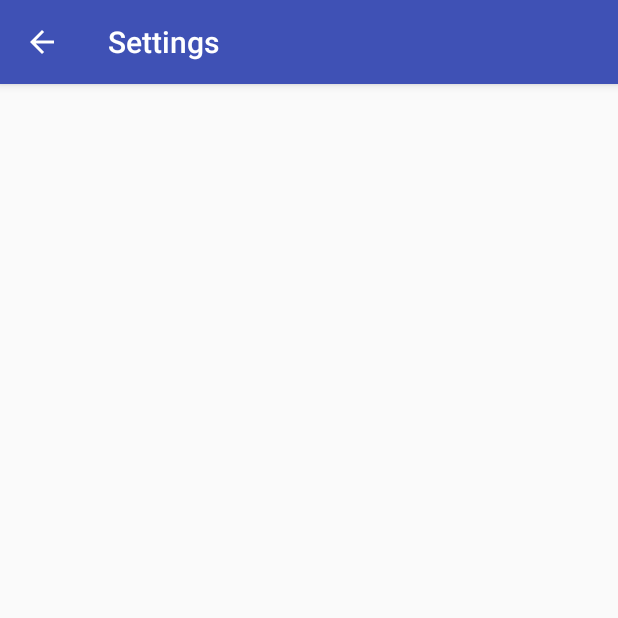
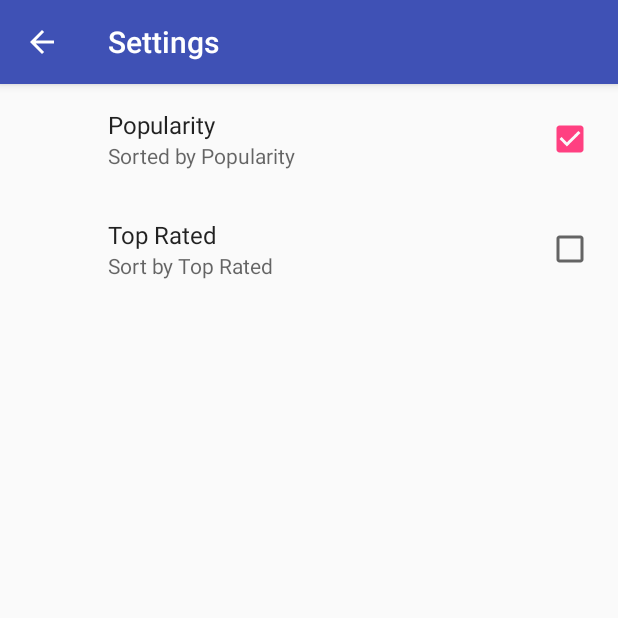
Before and after one commit to Warbeleth/popularmovies_stage2, an Android app: the SettingsActivity screen opened directly, with no data from a screen before it, on a phone screen of 412 x 824 dp, the top half of it. Run offline under Robolectric (Android 15) with nearby library versions, the phone set to English and light mode, and no system bars; our stand-ins replace androidx.preference.

Commit message:
Incremental Progress!
SettingsFragment.java
*Populated initial functions and fields for SettingsFragment

activity_settings.xml
*Modified settings to be a fragment in place of a constraint layout.

movie_type_preference.xml
*Added summary off fields.

```diff
--- a/app/src/main/java/com/weeturretstudio/warbeleth/android/popularmovies/SettingsFragment.java
+++ b/app/src/main/java/com/weeturretstudio/warbeleth/android/popularmovies/SettingsFragment.java
@@ -1,11 +1,54 @@
 package com.weeturretstudio.warbeleth.android.popularmovies;
 
+import android.content.SharedPreferences;
 import android.os.Bundle;
+import android.support.v7.preference.CheckBoxPreference;
 import android.support.v7.preference.PreferenceFragmentCompat;
+import android.support.v7.preference.Preference;
+import android.util.Log;
 
-public class SettingsFragment extends PreferenceFragmentCompat {
+public class SettingsFragment extends PreferenceFragmentCompat implements
+        SharedPreferences.OnSharedPreferenceChangeListener, Preference.OnPreferenceChangeListener {
     @Override
     public void onCreatePreferences(Bundle savedInstanceState, String rootKey) {
+        addPreferencesFromResource(R.xml.movie_type_preference);
 
+        //SharedPreferences sharedPreferences = getPreferenceScreen().getSharedPreferences();
+        //PreferenceScreen prefScreen = getPreferenceScreen();
+        //int count = prefScreen.getPreferenceCount();
+
+        //If we weren't using checkboxes, we'd iterate over the preferences like we did in lesson 6.10
+    }
+
+    @Override
+    public void onSharedPreferenceChanged(SharedPreferences sharedPreferences, String key) {
+        //Identify the changed preference
+        Preference preference = findPreference(key);
+
+        if(null != preference) {
+            //Update summary
+            if(preference instanceof CheckBoxPreference) {
+                Log.v("Temp", "Key: " + preference.getKey() + " Value: " + preference.toString());
+            }
+        }
+    }
+
+    @Override
+    public boolean onPreferenceChange(Preference preference, Object newValue) {
+        return false;
+    }
+
+    @Override
+    public void onCreate(Bundle savedInstanceState) {
+        super.onCreate(savedInstanceState);
+        getPreferenceScreen().getSharedPreferences()
+                .registerOnSharedPreferenceChangeListener(this);
+    }
+
+    @Override
+    public void onDestroy() {
+        super.onDestroy();
+        getPreferenceScreen().getSharedPreferences()
+                .unregisterOnSharedPreferenceChangeListener(this);
     }
 }
--- a/app/src/main/res/layout/activity_settings.xml
+++ b/app/src/main/res/layout/activity_settings.xml
@@ -1,9 +1,7 @@
 <?xml version="1.0" encoding="utf-8"?>
-<android.support.constraint.ConstraintLayout xmlns:android="http://schemas.android.com/apk/res/android"
-    xmlns:app="http://schemas.android.com/apk/res-auto"
-    xmlns:tools="http://schemas.android.com/tools"
+<fragment xmlns:android="http://schemas.android.com/apk/res/android"
+    android:name="com.weeturretstudio.warbeleth.android.popularmovies.SettingsFragment"
     android:layout_width="match_parent"
-    android:layout_height="match_parent"
-    tools:context=".SettingsActivity">
+    android:layout_height="match_parent">
 
-</android.support.constraint.ConstraintLayout>
+</fragment>
--- a/app/src/main/res/xml/movie_type_preference.xml
+++ b/app/src/main/res/xml/movie_type_preference.xml
@@ -3,11 +3,13 @@
     <CheckBoxPreference
         android:defaultValue="true"
         android:key="sortByPopularMovies"
-        android:summaryOn="Sort by Popularity"
+        android:summaryOn="Sorted by Popularity"
+        android:summaryOff="Sort by Popularity"
         android:title="Popularity"/>
     <CheckBoxPreference
         android:defaultValue="false"
         android:key="sortByTopRatedMovies"
-        android:summaryOn="Sort by Top Rated"
+        android:summaryOn="Sorted by Top Rated"
+        android:summaryOff="Sort by Top Rated"
         android:title="Top Rated"/>
 </PreferenceScreen>
```
